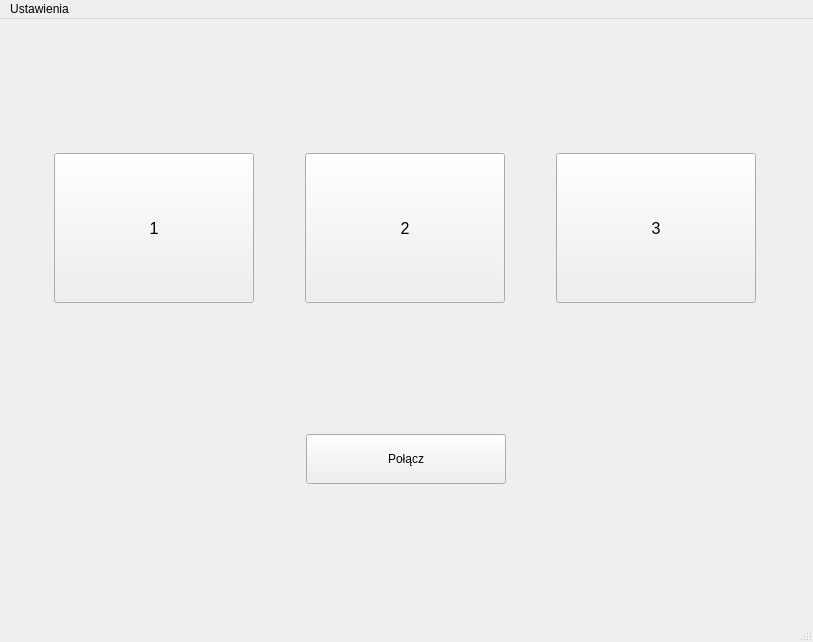
Before: the Qt Designer form mainwindow.ui in andreq114/OrdersManager_Client, drawn with Qt 5.
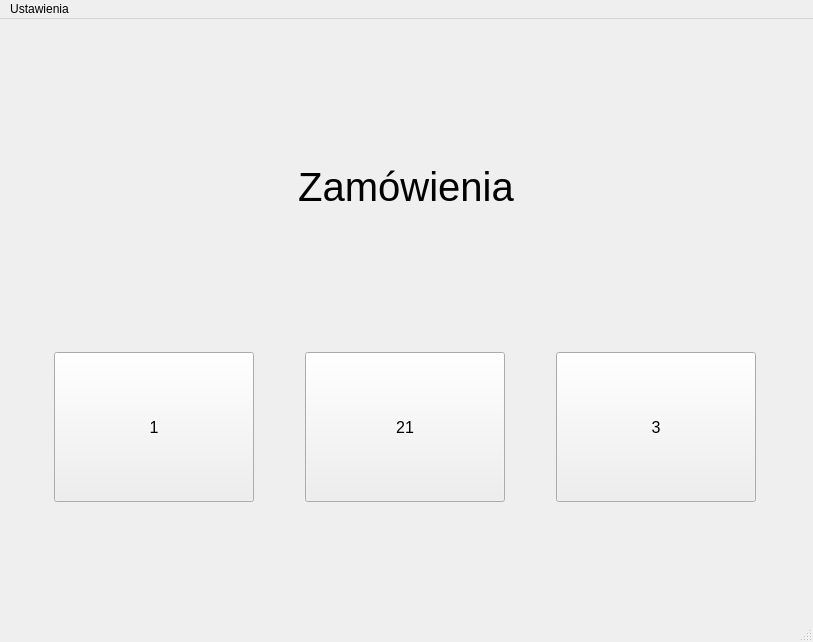
After: the same form once the commit is applied.

What changed in the file:
```diff
--- a/mainwindow.ui
+++ b/mainwindow.ui
@@ -15,6 +15,31 @@
   </property>
   <widget class="QWidget" name="centralwidget">
    <layout class="QVBoxLayout" name="verticalLayout">
+    <item>
+     <layout class="QHBoxLayout" name="horizontalLayout_2">
+      <item>
+       <widget class="QLabel" name="label">
+        <property name="maximumSize">
+         <size>
+          <width>300</width>
+          <height>100</height>
+         </size>
+        </property>
+        <property name="font">
+         <font>
+          <pointsize>30</pointsize>
+         </font>
+        </property>
+        <property name="text">
+         <string>Zamówienia</string>
+        </property>
+        <property name="alignment">
+         <set>Qt::AlignCenter</set>
+        </property>
+       </widget>
+      </item>
+     </layout>
+    </item>
     <item>
      <layout class="QHBoxLayout" name="horizontalLayout">
       <item>
@@ -49,7 +74,7 @@
          </font>
         </property>
         <property name="text">
-         <string>2</string>
+         <string>21</string>
         </property>
        </widget>
       </item>
@@ -73,26 +98,6 @@
       </item>
      </layout>
     </item>
-    <item>
-     <layout class="QHBoxLayout" name="horizontalLayout_2"/>
-    </item>
-    <item>
-     <layout class="QHBoxLayout" name="horizontalLayout_3">
-      <item>
-       <widget class="QPushButton" name="connectButton">
-        <property name="maximumSize">
-         <size>
-          <width>200</width>
-          <height>50</height>
-         </size>
-        </property>
-        <property name="text">
-         <string>Połącz</string>
-        </property>
-       </widget>
-      </item>
-     </layout>
-    </item>
    </layout>
   </widget>
   <widget class="QMenuBar" name="menubar">
```
Left out of the diff: 12 changed lines with no effect on the pictures.
